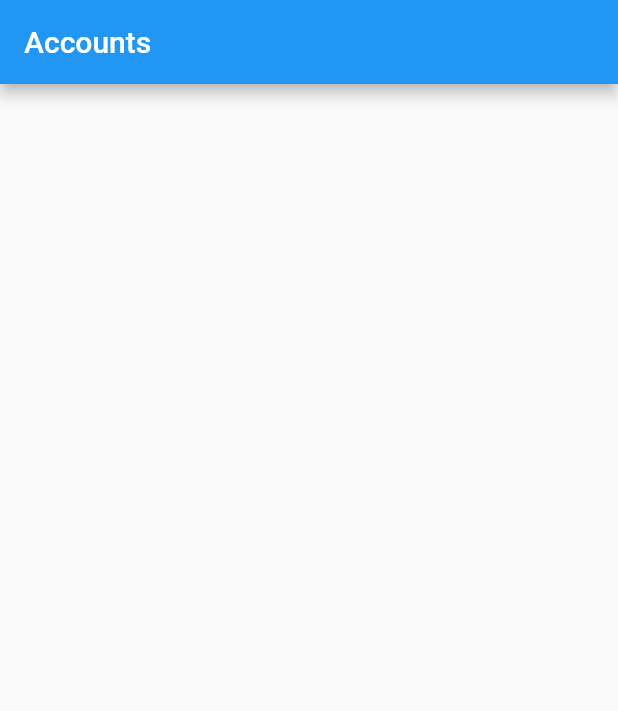
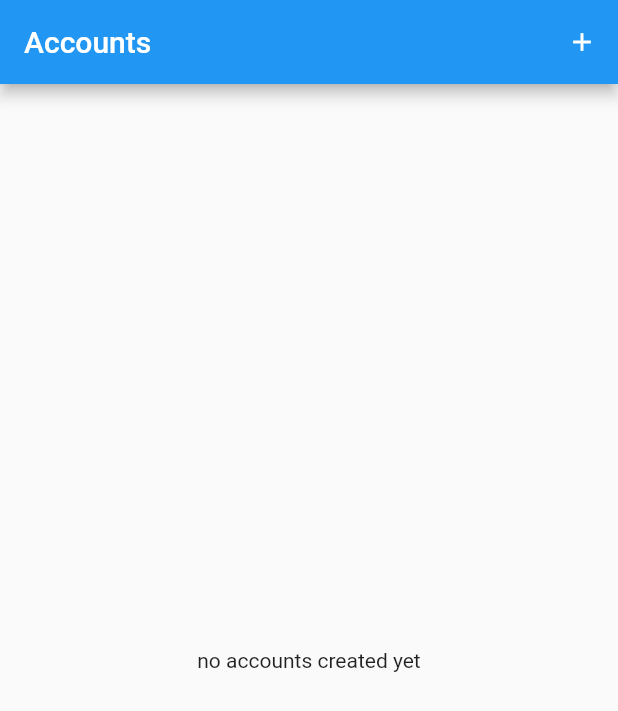
Before and after one commit to felixssimoes/myxpenses-flutter-riverpod, a Flutter app: the screen it shows after launch, on a phone screen of 412 x 824 dp. Shown: the top 711 px of the screen. Run offline on Flutter 3.47's test engine with Material 2 defaults, Android fonts, the light colour scheme and no system bars; our stand-ins replace flutter_riverpod, freezed_annotation, go_router, riverpod_annotation, rxdart; generated files the repository leaves out were written again.

Commit message:
add accounts list view create account sample

```diff
--- a/lib/accounts/accounts.dart
+++ b/lib/accounts/accounts.dart
@@ -1 +1,4 @@
+export 'application/accounts.notifiers.dart';
+export 'data/accounts.repository.dart';
+export 'domain/account.model.dart';
 export 'presentation/list/accounts_list.screen.dart';
--- /dev/null
+++ b/lib/accounts/application/accounts.notifiers.dart
@@ -0,0 +1,9 @@
+import 'package:myxpenses/accounts/data/accounts.repository.dart';
+import 'package:myxpenses/accounts/domain/account.model.dart';
+import 'package:riverpod_annotation/riverpod_annotation.dart';
+
+part 'accounts.notifiers.g.dart';
+
+@riverpod
+Stream<List<AccountModel>> accounts(AccountsRef ref) =>
+    ref.watch(accountsRepositoryProvider).watchAccounts;
--- /dev/null
+++ b/lib/accounts/data/accounts.repository.dart
@@ -0,0 +1,59 @@
+import 'package:riverpod_annotation/riverpod_annotation.dart';
+import 'package:rxdart/rxdart.dart';
+import 'package:uuid/uuid.dart';
+
+import '../../core/core.dart';
+import '../domain/account.model.dart';
+
+part 'accounts.repository.g.dart';
+
+@riverpod
+AccountsRepository accountsRepository(AccountsRepositoryRef ref) =>
+    AccountsRepository(ref);
+
+class AccountsRepository {
+  AccountsRepository(this._ref) {
+    loadAccounts();
+  }
+  final AccountsRepositoryRef _ref;
+
+  Uuid get uuidGenerator => _ref.read(uuidGeneratorProvider);
+
+  final _accounts = <AccountModel>[];
+  final _accountsSubject = BehaviorSubject<List<AccountModel>>();
+
+  List<AccountModel> get accounts => _accounts;
+
+  Stream<List<AccountModel>> get watchAccounts => _accountsSubject.stream;
+
+  Future<AccountModel> createAccount({required String name}) async {
+    final account = AccountModel(
+      id: uuidGenerator.v4(),
+      name: name,
+    );
+    _accounts.add(account);
+    _accountsSubject.add(_accounts);
+    return account;
+  }
+
+  Future<AccountModel> updateAccount({required AccountModel account}) async {
+    final index = _accounts.indexWhere((a) => a.id == account.id);
+    if (index == -1) {
+      throw Exception('Account not found');
+    }
+    _accounts[index] = account;
+    _accountsSubject.add(_accounts);
+    return account;
+  }
+
+  Future<void> deleteAccount({required AccountModel account}) async {
+    _accounts.removeWhere((a) => a.id == account.id);
+    _accountsSubject.add(_accounts);
+  }
+
+  Future<List<AccountModel>> loadAccounts() async {
+    await Future.delayed(const Duration(seconds: 2));
+    _accountsSubject.add(_accounts);
+    return _accounts;
+  }
+}
--- a/lib/accounts/presentation/list/accounts_list.screen.dart
+++ b/lib/accounts/presentation/list/accounts_list.screen.dart
@@ -1,12 +1,43 @@
 import 'package:flutter/material.dart';
+import 'package:flutter_riverpod/flutter_riverpod.dart';
+import 'package:myxpenses/accounts/data/accounts.repository.dart';
+import 'package:myxpenses/core/core.dart';
 
-class AccountsListScreen extends StatelessWidget {
+import '../../application/accounts.notifiers.dart';
+
+class AccountsListScreen extends ConsumerWidget {
   const AccountsListScreen({super.key});
 
   @override
-  Widget build(BuildContext context) {
+  Widget build(BuildContext context, WidgetRef ref) {
     return Scaffold(
-      appBar: AppBar(title: const Text('Accounts')),
+      appBar: AppBar(
+        title: const Text('Accounts'),
+        actions: [
+          IconButton(
+            onPressed: () {
+              ref.read(accountsRepositoryProvider).createAccount(name: 'name');
+            },
+            icon: const Icon(
+              Icons.add,
+              color: Colors.white,
+              size: 20,
+            ),
+          )
+        ],
+      ),
+      body: AsyncValueWidget(
+        value: ref.watch(accountsProvider),
+        data: (accounts) => accounts.isEmpty
+            ? const Center(child: Text('no accounts created yet'))
+            : ListView.builder(
+                itemCount: accounts.length,
+                itemBuilder: (context, index) {
+                  final account = accounts[index];
+                  return ListTile(title: Text(account.name));
+                },
+              ),
+      ),
     );
   }
 }
--- a/lib/core/core.dart
+++ b/lib/core/core.dart
@@ -1,3 +1,5 @@
+export 'core.providers.dart';
 export 'presentation/app/app.dart';
 export 'presentation/navigation/app_router.dart';
+export 'presentation/widgets/widgets.dart';
 export 'utils/utils.dart';
--- /dev/null
+++ b/lib/core/presentation/widgets/async_value_widget.dart
@@ -0,0 +1,51 @@
+import 'package:flutter/material.dart';
+import 'package:flutter_riverpod/flutter_riverpod.dart';
+
+import 'error_message_widget.dart';
+
+typedef AsyncValueWrapperBuilder = Widget Function(
+    BuildContext context, Widget child);
+
+class AsyncValueWidget<T> extends StatelessWidget {
+  const AsyncValueWidget({
+    required this.value,
+    required this.data,
+    this.skipLoadingOnReload = false,
+    this.skipLoadingOnRefresh = true,
+    this.skipError = false,
+    this.wrapperBuilder,
+    super.key,
+  });
+
+  final AsyncValue<T> value;
+  final Widget Function(T) data;
+  final bool skipLoadingOnReload;
+  final bool skipLoadingOnRefresh;
+  final bool skipError;
+  final AsyncValueWrapperBuilder? wrapperBuilder;
+
+  @override
+  Widget build(BuildContext context) {
+    return value.when(
+      data: data,
+      error: (e, st) => _wrapIfNeeded(
+        context,
+        const Center(child: ErrorMessageWidget()),
+      ),
+      loading: () => _wrapIfNeeded(
+        context,
+        const Center(child: CircularProgressIndicator.adaptive()),
+      ),
+      skipLoadingOnReload: skipLoadingOnReload,
+      skipLoadingOnRefresh: skipLoadingOnRefresh,
+      skipError: skipError,
+    );
+  }
+
+  Widget _wrapIfNeeded(BuildContext context, Widget child) {
+    if (wrapperBuilder != null) {
+      return wrapperBuilder!(context, child);
+    }
+    return child;
+  }
+}
--- /dev/null
+++ b/lib/core/presentation/widgets/widgets.dart
@@ -0,0 +1 @@
+export 'async_value_widget.dart';
--- a/pubspec.yaml
+++ b/pubspec.yaml
@@ -20,6 +20,8 @@ dependencies:
   json_annotation: ^4.8.1
   shared_preferences: ^2.2.2
   go_router: ^12.0.1
+  uuid: ^4.1.0
+  rxdart: ^0.27.7
 
 dev_dependencies:
   flutter_test:
```
Also changed, not shown: lib/accounts/domain/account.model.dart (added, +15 -0 lines), lib/core/core.providers.dart (added, +7 -0 lines), lib/core/presentation/widgets/error_message_widget.dart (added, +18 -0 lines), lib/accounts/application/accounts.notifiers.g.dart (added), lib/accounts/data/accounts.repository.g.dart (added), lib/accounts/domain/account.model.freezed.dart (added), lib/accounts/domain/account.model.g.dart (added), lib/core/core.providers.g.dart (added), pubspec.lock.
